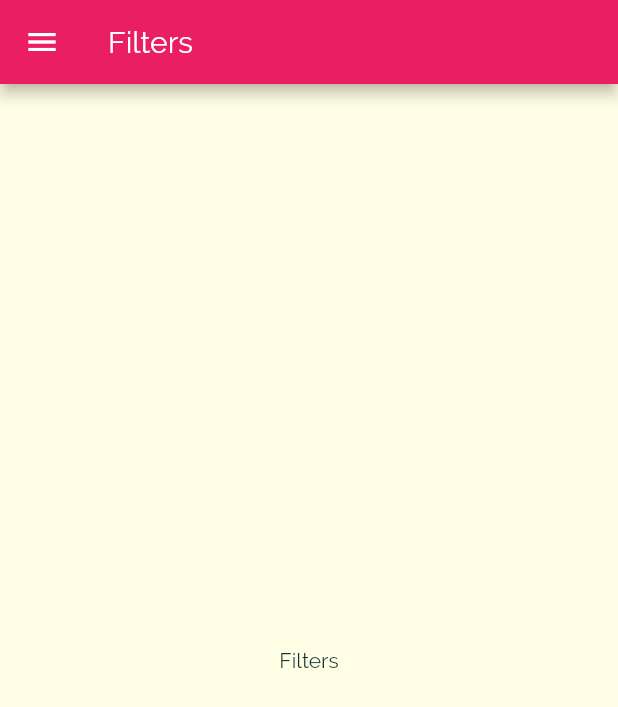
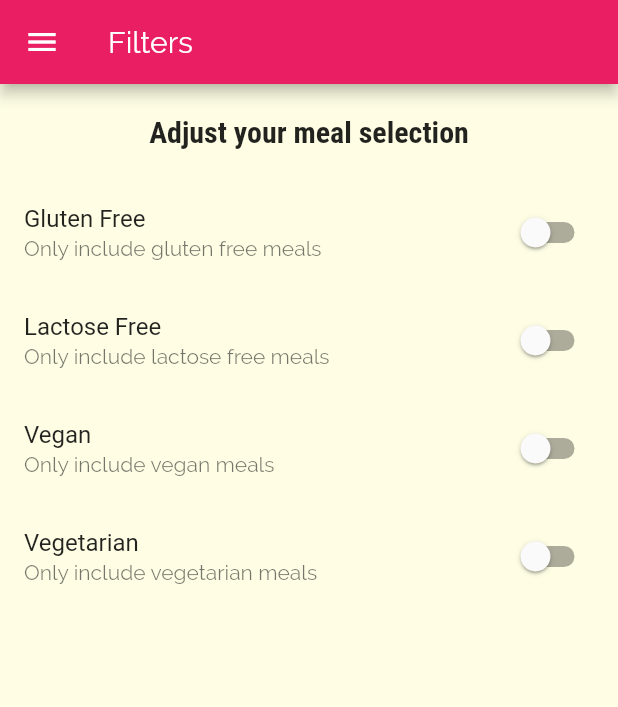
Before and after one commit to LloydNicholson/dart-meals-app, a Flutter app: the FiltersScreen screen opened by its route, on a phone screen of 412 x 824 dp. Shown: the top 707 px of the screen. Run offline on Flutter 3.47's test engine with Material 2 defaults, Android fonts, the phone set to English and light mode, and no system bars.

Commit message:
added filters to application

```diff
--- a/lib/screens/filters_screen.dart
+++ b/lib/screens/filters_screen.dart
@@ -2,8 +2,37 @@ import 'package:flutter/material.dart';
 
 import '../widgets/main_drawer.dart';
 
-class FiltersScreen extends StatelessWidget {
+class FiltersScreen extends StatefulWidget {
   static const routeName = '/filters';
+
+  @override
+  _FiltersScreenState createState() => _FiltersScreenState();
+}
+
+class _FiltersScreenState extends State<FiltersScreen> {
+  var _glutenFree = false;
+  var _vegan = false;
+  var _vegetarian = false;
+  var _lactoseFree = false;
+
+  Widget _buildSwitchListTitle(
+    String title,
+    String description,
+    bool currentValue,
+  ) {
+    return SwitchListTile(
+      value: currentValue,
+      title: Text(title),
+      subtitle: Text(description),
+      onChanged: (newValue) {
+        setState(
+          () {
+            currentValue = newValue;
+          },
+        );
+      },
+    );
+  }
 
   @override
   Widget build(BuildContext context) {
@@ -12,9 +41,69 @@ class FiltersScreen extends StatelessWidget {
         title: Text('Filters'),
       ),
       drawer: MainDrawer(),
-      body: Center(
-        child: Text('Filters'),
-      ),
+      body: Column(children: <Widget>[
+        Container(
+          padding: EdgeInsets.all(20),
+          child: Text(
+            'Adjust your meal selection',
+            style: Theme.of(context).textTheme.title,
+          ),
+        ),
+        Expanded(
+          child: ListView(
+            children: <Widget>[
+              _buildSwitchListTitle(
+                'Gluten Free',
+                'Only include gluten free meals',
+                _glutenFree,
+                // (newValue) {
+                //   setState(
+                //     () {
+                //       _glutenFree = newValue;
+                //     },
+                //   );
+                // },
+              ),
+              _buildSwitchListTitle(
+                'Lactose Free',
+                'Only include lactose free meals',
+                _lactoseFree,
+                // (newValue) {
+                //   setState(
+                //     () {
+                //       _lactoseFree = newValue;
+                //     },
+                //   );
+                // },
+              ),
+              _buildSwitchListTitle(
+                'Vegan',
+                'Only include vegan meals',
+                _vegan,
+                // (newValue) {
+                //   setState(
+                //     () {
+                //       _vegan = newValue;
+                //     },
+                //   );
+                // },
+              ),
+              _buildSwitchListTitle(
+                'Vegetarian',
+                'Only include vegetarian meals',
+                _vegetarian,
+                // (newValue) {
+                //   setState(
+                //     () {
+                //       _vegetarian = newValue;
+                //     },
+                //   );
+                // },
+              ),
+            ],
+          ),
+        ),
+      ]),
     );
   }
 }
--- a/lib/widgets/meal_item.dart
+++ b/lib/widgets/meal_item.dart
@@ -49,10 +49,9 @@ class MealItem extends StatelessWidget {
   }
 
   void selectMeal(BuildContext ctx) {
-    Navigator.of(ctx)
-        .pushNamed(MealDetailScreen.routeName, arguments: id)
+    Navigator.of(ctx).pushNamed(MealDetailScreen.routeName, arguments: id)
+        // only when popped this function returns a value
         .then((result) {
-      // only when popped does this function return a value
       if (result != null) {
         removeItem(result);
       }
```
Also changed, not shown: lib/screens/category_meals_screen.dart (+40 -16 lines).
